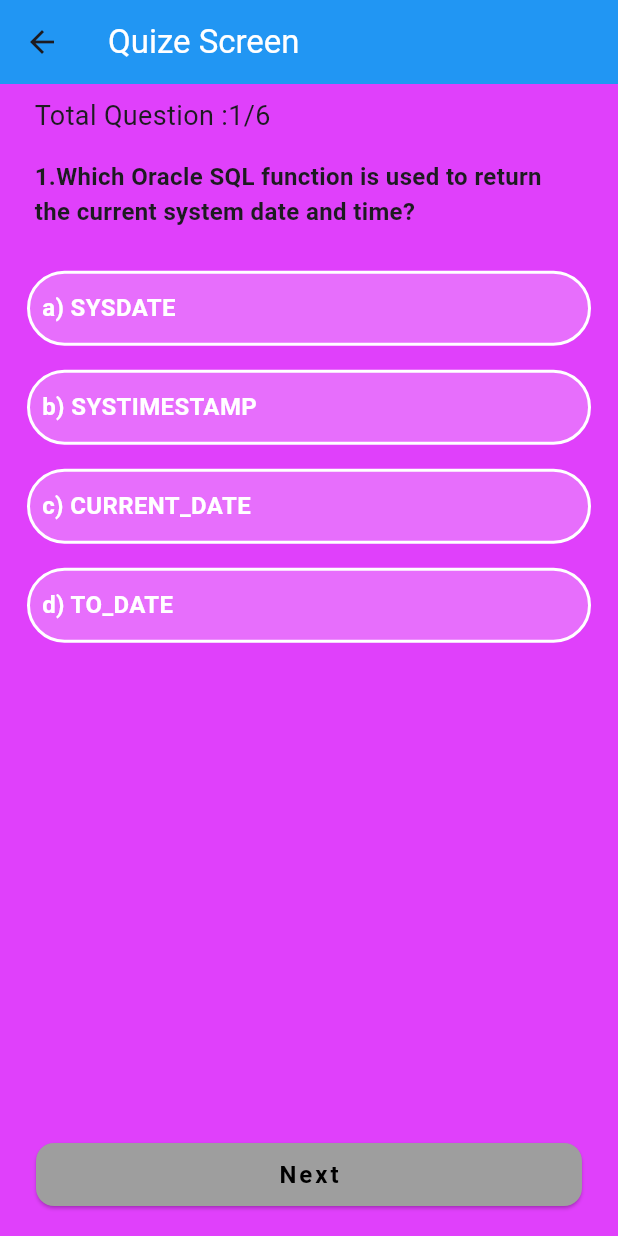
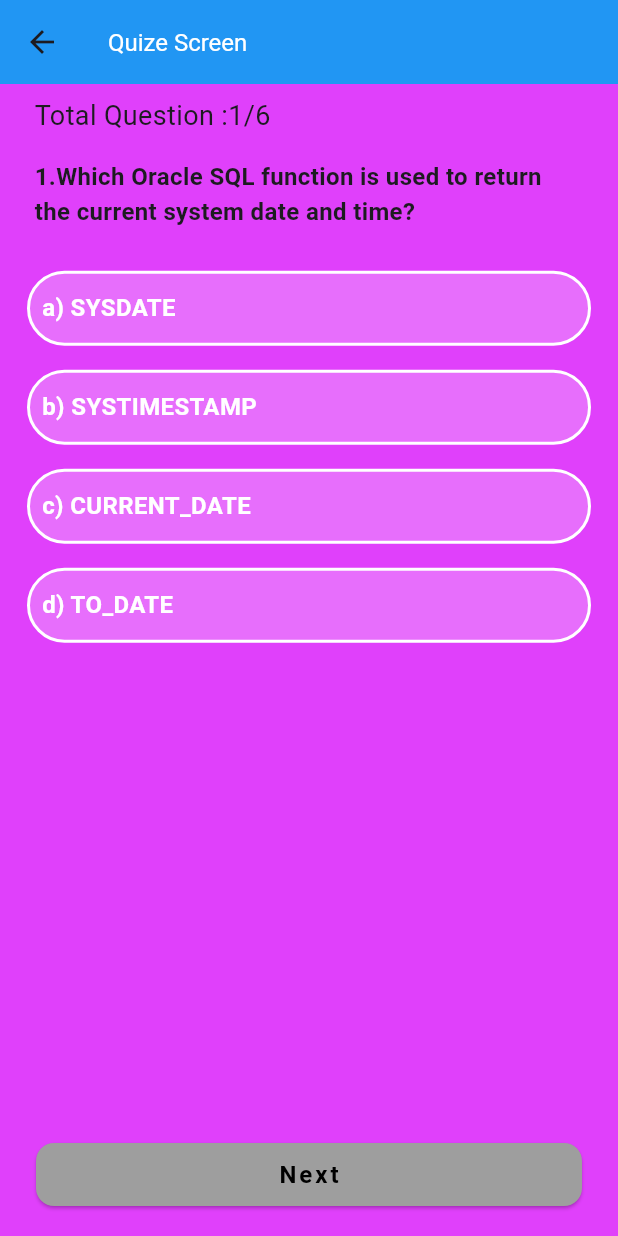
Before and after one commit to Vivekkumar523/MCQProject, a Flutter app: the screen it shows after launch, on a phone screen of 412 x 824 dp. Run offline on Flutter 3.47's test engine with Material 3 defaults, Android fonts, the phone set to English and light mode, and no system bars; our stand-ins replace get.

Commit message:
need pull

```diff
--- a/lib/screen/quize_screen.dart
+++ b/lib/screen/quize_screen.dart
@@ -50,7 +50,7 @@ class _QuizeScreenState extends State<QuizeScreen> {
         backgroundColor: Colors.blue,
         title: Text(
           widget.title.toString(),
-          style: TextStyle(color: Colors.white),
+          style: TextStyle(color: Colors.white,fontSize: 16),
         ),
       ),
       body: Padding(
```
